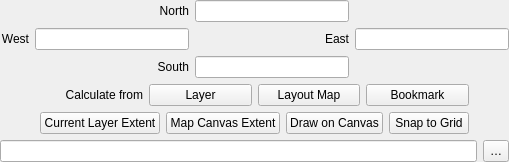
Qt form src/ui/qgsextentgroupboxwidget.ui (qgis/QGIS) before a commit.
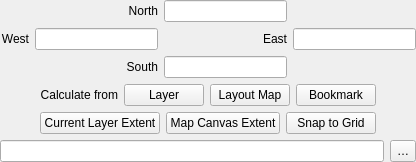
The same form after that commit. Custom widgets are drawn as their Qt base class.

Commit message: align buttons and clean

Patch:
```diff
--- a/src/ui/qgsextentgroupboxwidget.ui
+++ b/src/ui/qgsextentgroupboxwidget.ui
@@ -221,19 +221,6 @@
              </property>
             </widget>
            </item>
-           <item>
-            <widget class="QPushButton" name="mButtonDrawOnCanvas">
-             <property name="sizePolicy">
-              <sizepolicy hsizetype="Minimum" vsizetype="Minimum">
-               <horstretch>0</horstretch>
-               <verstretch>0</verstretch>
-              </sizepolicy>
-             </property>
-             <property name="text">
-              <string>Draw on Canvas</string>
-             </property>
-            </widget>
-           </item>
            <item>
             <widget class="QPushButton" name="mSnapToGridButton">
              <property name="sizePolicy">
```
Left out of the diff: 2 changed lines with no effect on the pictures. The commit also changes 3 other files.
